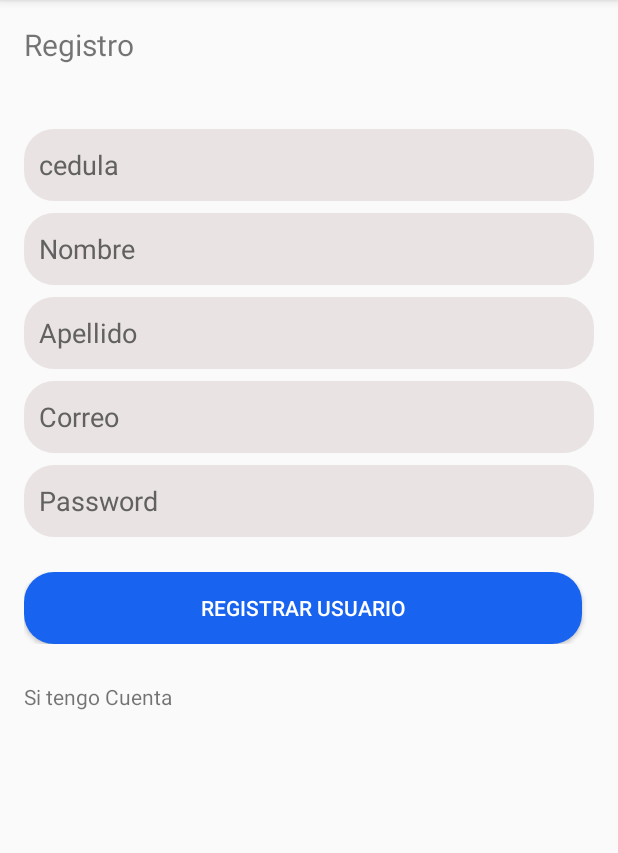
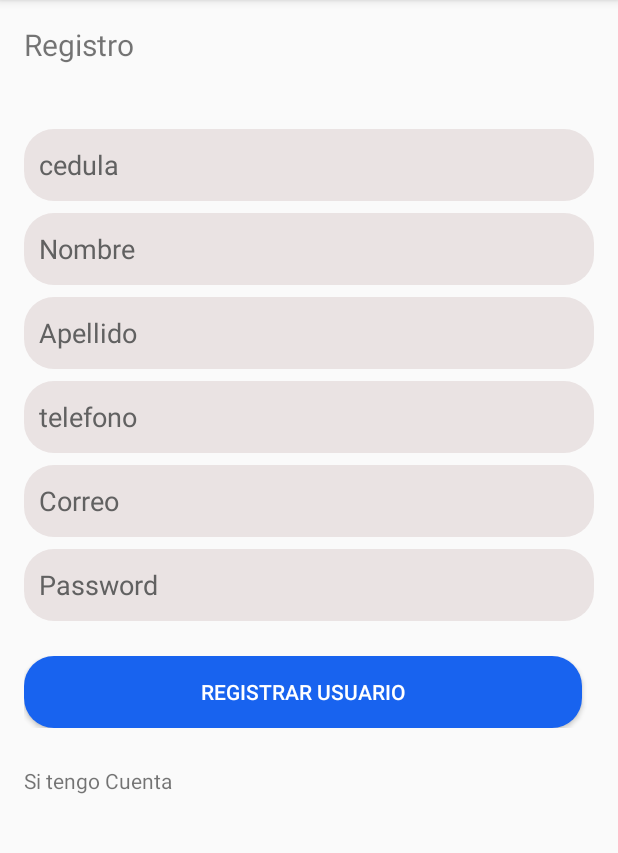
Before and after one commit to ArielJinde/jinde_ariel_examen2, an Android app: the RegistarActivity screen opened directly, with no data from a screen before it, on a phone screen of 412 x 824 dp, the part 84-937 px from its top. Run offline under Robolectric (Android 15) with nearby library versions, the phone set to English and light mode, and no system bars; our stand-ins replace Firebase (no records; nobody signed in at launch, a user with empty details on screens opened directly); 1 statement that could not run was skipped.

Commit message:
commit 22h15

```diff
--- a/app/src/main/java/jinde/appfb02/RegistarActivity.java
+++ b/app/src/main/java/jinde/appfb02/RegistarActivity.java
@@ -1,17 +1,29 @@
 package jinde.appfb02;
 
+import androidx.annotation.NonNull;
 import androidx.appcompat.app.AppCompatActivity;
 
 import android.os.Bundle;
+import android.view.View;
 import android.widget.Button;
 import android.widget.EditText;
+import android.widget.Toast;
 
+import com.google.android.gms.tasks.OnCompleteListener;
+import com.google.android.gms.tasks.Task;
+import com.google.firebase.auth.AuthResult;
 import com.google.firebase.auth.FirebaseAuth;
+import com.google.firebase.database.DatabaseReference;
+import com.google.firebase.database.FirebaseDatabase;
+
+import java.util.HashMap;
+import java.util.Map;
 
 public class RegistarActivity extends AppCompatActivity {
     private FirebaseAuth mAuth;
-    private EditText editCedula, editTexNombre, editTextApellido, editTextMail, editTextPassword;
-    private String Cedula, Nombre, Apellido, Mail, Password = "";
+    private DatabaseReference databaseReference;
+    private EditText editCedula, editTexNombre, editTextApellido, editTextMail, editTextPassword, editText_Telf;
+    private String Cedula, Nombre, Apellido, Mail, Password, Telefono = "";
 
     private Button buttonRegistar;
 
@@ -25,24 +37,81 @@ public class RegistarActivity extends AppCompatActivity {
 
         // Initialize Firebase Auth
         mAuth = FirebaseAuth.getInstance();
-
+        databaseReference = FirebaseDatabase.getInstance().getReference();
         // Initialize local variables
         editCedula = findViewById(R.id.editText_Cedula);
         editTexNombre = findViewById(R.id.editText_IngresarNom);
         editTextApellido = findViewById(R.id.editText_IngresarApe);
         editTextMail = findViewById(R.id.editText_EmailAddress);
         editTextPassword = findViewById(R.id.editTexT_Password);
-
-        Cedula = editCedula.getText().toString();
-        Nombre = editTexNombre.getText().toString();
-        Apellido = editTextApellido.getText().toString();
-        Mail = editTextMail.getText().toString();
-        Password = editTextPassword.getText().toString();
+        editText_Telf = findViewById(R.id.editText_Telefono);
 
 
         buttonRegistar = findViewById(R.id.buttonRegistar);
 
 
+        buttonRegistar.setOnClickListener(new View.OnClickListener() {
+            @Override
+            public void onClick(View v) {
+                Cedula = editCedula.getText().toString().trim();
+                Nombre = editTexNombre.getText().toString().trim();
+                Apellido = editTextApellido.getText().toString().trim();
+                Mail = editTextMail.getText().toString().trim();
+                Password = editTextPassword.getText().toString().trim();
+                Telefono = editText_Telf.getText().toString().trim();
 
+                if (Cedula.isEmpty() && Nombre.isEmpty() && Apellido.isEmpty() &&
+                        Mail.isEmpty() && Password.isEmpty()) {
+                    Toast.makeText(getApplicationContext(), "Campos Vacios !", Toast.LENGTH_SHORT).show();
+
+                } else {
+
+                    if (Password.length() >= 6) {
+                        registrarUsario();
+                    } else {
+                        Toast.makeText(getApplicationContext(), "Campo Password alemnos 6 caracteres" +
+                                "!", Toast.LENGTH_SHORT).show();
+
+                    }
+                }
+
+            }
+        });
+    }
+
+    private void registrarUsario() {
+
+        mAuth.createUserWithEmailAndPassword(Mail, Password).addOnCompleteListener(new OnCompleteListener<AuthResult>() {
+            @Override
+            public void onComplete(@NonNull Task<AuthResult> task) {
+                if (task.isSuccessful()) {
+                    Map<String, Object> map = new HashMap<>();
+                    map.put("cedula", Cedula);
+                    map.put("nombre", Nombre);
+                    map.put("apellido", Apellido);
+                    map.put("password", Password);
+                    map.put("email", Mail);
+                    map.put("telefono", Mail);
+                    map.put("tipo", "cliente");
+
+                    String id = mAuth.getCurrentUser().getUid();
+
+                    databaseReference.child("usuarios").child(id).setValue(map).addOnCompleteListener(new OnCompleteListener<Void>() {
+                        @Override
+                        public void onComplete(@NonNull Task<Void> task2) {
+                            if (task.isSuccessful()) {
+                            finish();
+                            }else   {
+                                Toast.makeText(getApplicationContext(), "No se creo el usario Correctamente" +
+                                        "!", Toast.LENGTH_SHORT).show();
+                            }
+                        }
+
+                    });
+                } else {
+
+                }
+            }
+        });
     }
 }
--- a/app/src/main/res/layout/activity_registar.xml
+++ b/app/src/main/res/layout/activity_registar.xml
@@ -87,6 +87,23 @@
                     android:minHeight="48dp"
                     android:padding="10dp"
                     android:textColorHint="#616161" />
+                <Space
+                    android:layout_width="match_parent"
+                    android:layout_height="8dp" />
+
+                <EditText
+                    android:id="@+id/editText_Telefono"
+                    android:layout_width="match_parent"
+                    android:layout_height="wrap_content"
+                    android:layout_marginStart="0dp"
+                    android:layout_marginEnd="0dp"
+                    android:inputType="number"
+                    android:maxLength="10"
+                    android:background="@drawable/input_text"
+                    android:hint="telefono"
+                    android:minHeight="48dp"
+                    android:padding="10dp"
+                    android:textColorHint="#616161" />
 
                 <Space
                     android:layout_width="match_parent"
@@ -126,9 +143,11 @@
                     android:padding="10dp"
                     android:textColorHint="#616161" />
 
+
                 <Space
                     android:layout_width="match_parent"
                     android:layout_height="8dp" />
+
 
                 <LinearLayout
                     android:layout_width="match_parent"
--- a/app/src/main/res/values/strings.xml
+++ b/app/src/main/res/values/strings.xml
@@ -19,7 +19,7 @@
     <string name="apellido">Apellido</string>
     <string name="cedula">cedula</string>
     <string name="correo">Correo</string>
-    <string name="nombre">Nombre</string>
+    <string name="nombreT">Nombre</string>
     <string name="si_tengo_cuenta">Si tengo Cuenta</string>
 
 </resources>
```
